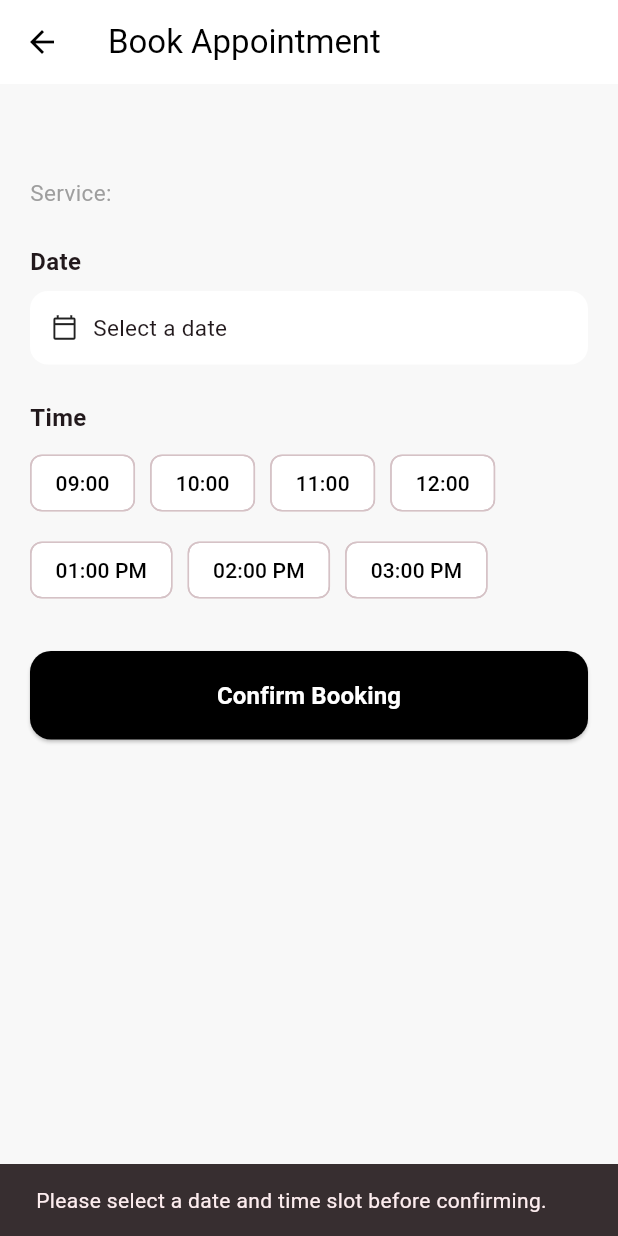
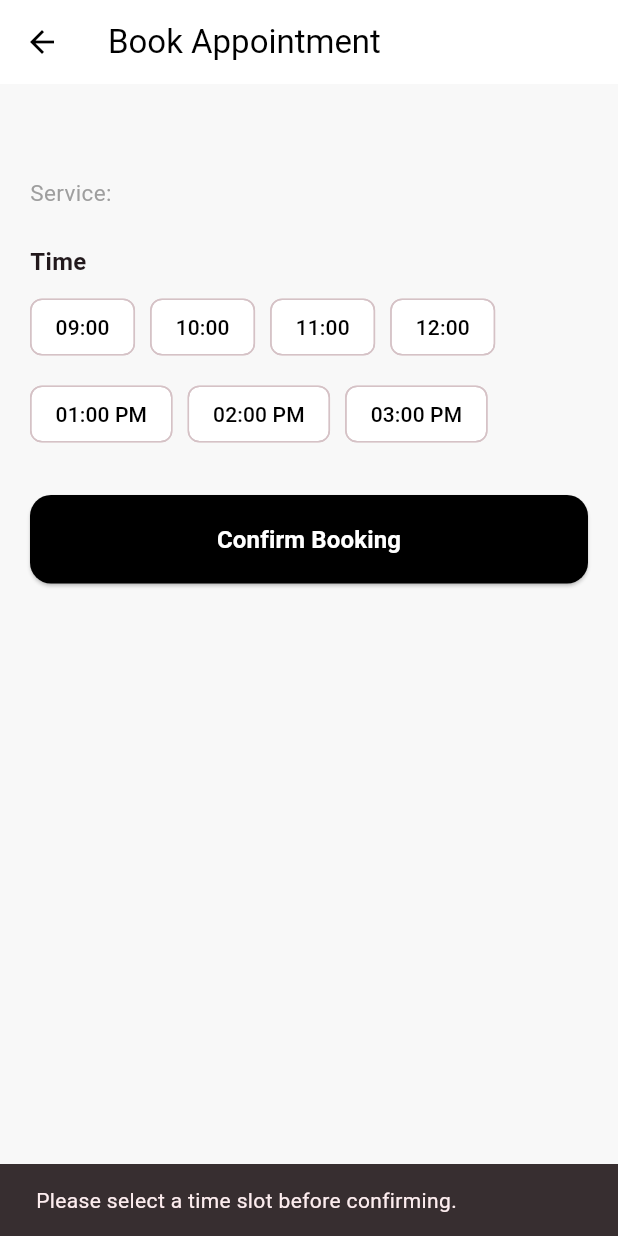
Before and after one commit to trtalotaibi-boop/kloof, a Flutter app: the BookingScreen screen opened directly with empty values, after a tap on "Confirm Booking", on a phone screen of 412 x 824 dp. Run offline on Flutter 3.47's test engine with Material 3 defaults, Android fonts, the phone set to English and light mode, and no system bars; our stand-ins replace bloc, cloud_firestore, dartz, equatable, firebase_auth, firebase_core and 1 more; accounts and stored records are empty; project files that could hold a hidden picture were left out.

Commit message:
Simplify booking flow for today only

```diff
--- a/lib/screens/booking_screen.dart
+++ b/lib/screens/booking_screen.dart
@@ -17,7 +17,6 @@ class BookingScreen extends StatefulWidget {
 }
 
 class _BookingScreenState extends State<BookingScreen> {
-  DateTime? _selectedDate;
   String? _selectedTime;
   final List<String> _timeSlots = [
     '09:00',
@@ -29,42 +28,7 @@ class _BookingScreenState extends State<BookingScreen> {
     '03:00 PM',
   ];
 
-  Future<void> _pickDate() async {
-    final picked = await showDatePicker(
-      context: context,
-      initialDate: _selectedDate ?? DateTime.now(),
-      firstDate: DateTime.now(),
-      lastDate: DateTime.now().add(const Duration(days: 90)),
-    );
-
-    if (picked != null) {
-      setState(() {
-        _selectedDate = picked;
-      });
-    }
-  }
-
   void _onConfirmBooking() {
-    if (_selectedDate == null && _selectedTime == null) {
-      ScaffoldMessenger.of(context).showSnackBar(
-        const SnackBar(
-          content: Text(
-            'Please select a date and time slot before confirming.',
-          ),
-        ),
-      );
-      return;
-    }
-
-    if (_selectedDate == null) {
-      ScaffoldMessenger.of(context).showSnackBar(
-        const SnackBar(
-          content: Text('Please select a date before confirming.'),
-        ),
-      );
-      return;
-    }
-
     if (_selectedTime == null) {
       ScaffoldMessenger.of(context).showSnackBar(
         const SnackBar(
@@ -80,7 +44,7 @@ class _BookingScreenState extends State<BookingScreen> {
         builder: (context) => BookingConfirmationScreen(
           barberName: widget.barberName,
           service: widget.service,
-          selectedDate: _selectedDate!,
+          selectedDate: DateTime.now(),
           selectedTime: _selectedTime!,
         ),
       ),
@@ -116,37 +80,6 @@ class _BookingScreenState extends State<BookingScreen> {
               Text(
                 'Service: ${widget.service}',
                 style: const TextStyle(color: Colors.grey, fontSize: 15),
-              ),
-              const SizedBox(height: 24),
-              const Text(
-                'Date',
-                style: TextStyle(fontSize: 16, fontWeight: FontWeight.bold),
-              ),
-              const SizedBox(height: 8),
-              InkWell(
-                onTap: _pickDate,
-                child: Container(
-                  padding: const EdgeInsets.symmetric(
-                    horizontal: 14,
-                    vertical: 14,
-                  ),
-                  decoration: BoxDecoration(
-                    color: Colors.white,
-                    borderRadius: BorderRadius.circular(12),
-                  ),
-                  child: Row(
-                    children: [
-                      const Icon(Icons.calendar_today_outlined, size: 18),
-                      const SizedBox(width: 10),
-                      Text(
-                        _selectedDate == null
-                            ? 'Select a date'
-                            : '${_selectedDate!.day}/${_selectedDate!.month}/${_selectedDate!.year}',
-                        style: const TextStyle(fontSize: 15),
-                      ),
-                    ],
-                  ),
-                ),
               ),
               const SizedBox(height: 24),
               const Text(
```
